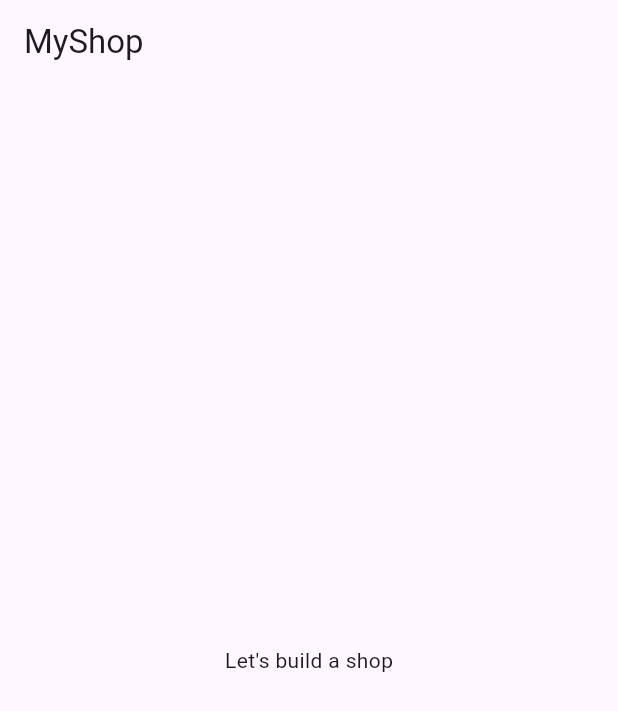
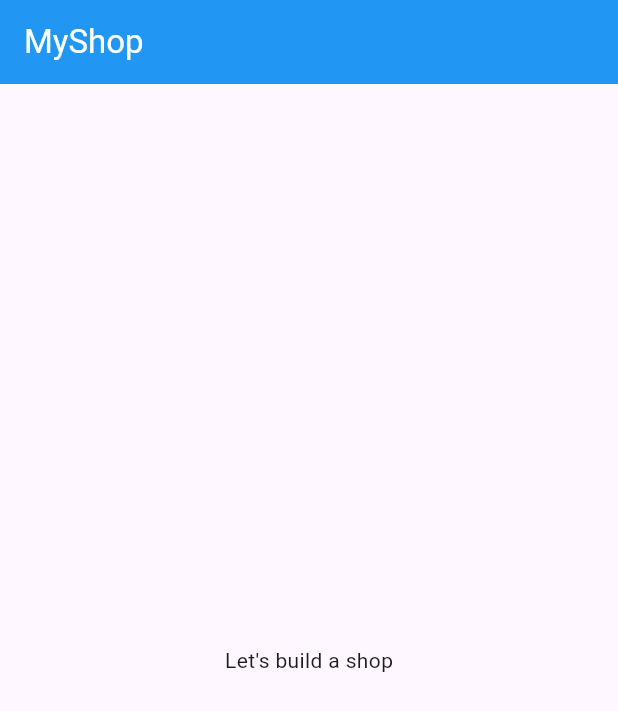
Before and after one commit to arshadmallik47/My_shop_app, a Flutter app: the screen it shows after launch, on a phone screen of 412 x 824 dp. Shown: the top 711 px of the screen. Run offline on Flutter 3.47's test engine with Material 3 defaults, Android fonts, the phone set to English and light mode, and no system bars.

```diff
--- a/lib/main.dart
+++ b/lib/main.dart
@@ -13,7 +13,7 @@ class MyApp extends StatelessWidget {
     return MaterialApp(
       title: 'MyShop',
       theme: ThemeData(
-        //colorScheme: ColorScheme.fromSeed(seedColor: Colors.deepPurple),
+        colorScheme: ColorScheme.fromSeed(seedColor: Colors.deepPurple),
         primarySwatch: Colors.blue,
         useMaterial3: true,
       ),
@@ -22,21 +22,20 @@ class MyApp extends StatelessWidget {
   }
 }
 
-class HomePage extends StatefulWidget {
+class HomePage extends StatelessWidget {
   const HomePage({
     super.key,
   });
 
   @override
-  State<HomePage> createState() => _MyHomePageState();
-}
-
-class _MyHomePageState extends State<HomePage> {
-  @override
   Widget build(BuildContext context) {
     return Scaffold(
       appBar: AppBar(
-        title: const Text('MyShop'),
+        backgroundColor: Colors.blue,
+        title: const Text(
+          'MyShop',
+          style: TextStyle(color: Colors.white),
+        ),
       ),
       body: const Center(
         child: Text(
```
Also changed, not shown: lib/models/product_model.dart (added, +17 -0 lines), lib/screens/product_overview_screen.dart (added, +58 -0 lines).
